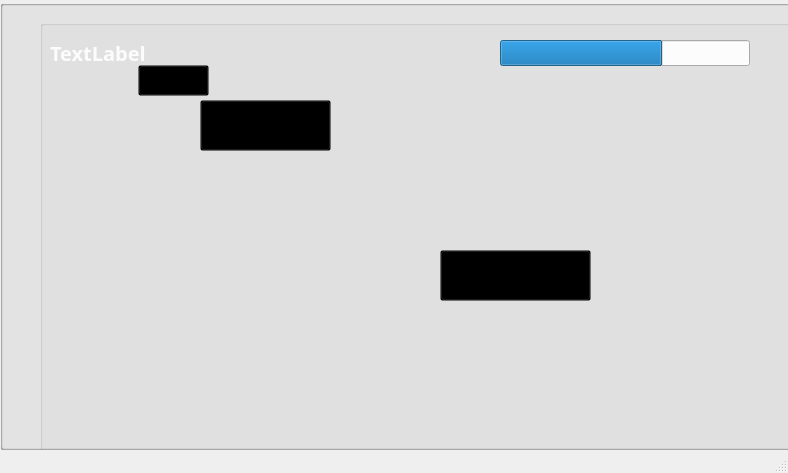
Before: the Qt Designer form FeedingFrenzy/screencontroller.ui in MATF-RS19/RS008-feeding-frenzy, drawn with Qt 5.
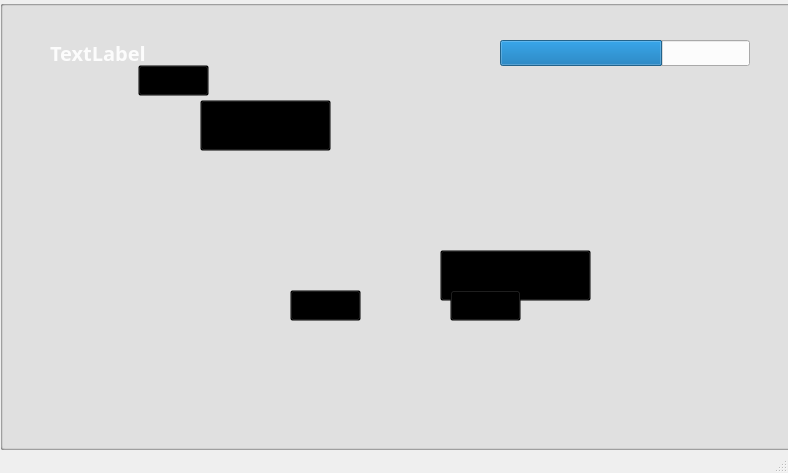
After: the same form once the commit is applied. Icons and pictures are not drawn.

Commit message: Implemented game over screen.

The edit to the form file:
```diff
--- a/FeedingFrenzy/screencontroller.ui
+++ b/FeedingFrenzy/screencontroller.ui
@@ -112,7 +112,7 @@
      <property name="font">
       <font>
        <family>MV Boli</family>
-       <pointsize>13</pointsize>
+       <pointsize>12</pointsize>
        <weight>75</weight>
        <italic>false</italic>
        <bold>true</bold>
@@ -193,7 +193,7 @@
       <string notr="true">background-color:transparent;</string>
      </property>
      <property name="text">
-      <string>Esc</string>
+      <string>Exit</string>
      </property>
     </widget>
    </widget>
@@ -312,25 +312,148 @@
       <bool>false</bool>
      </property>
     </widget>
-    <widget class="QGroupBox" name="gameOverGroup">
+   </widget>
+   <widget class="QGroupBox" name="gameOverGroup">
+    <property name="geometry">
+     <rect>
+      <x>0</x>
+      <y>0</y>
+      <width>800</width>
+      <height>450</height>
+     </rect>
+    </property>
+    <property name="title">
+     <string/>
+    </property>
+    <widget class="QLabel" name="result">
      <property name="geometry">
       <rect>
-       <x>40</x>
-       <y>20</y>
-       <width>800</width>
-       <height>450</height>
+       <x>250</x>
+       <y>30</y>
+       <width>481</width>
+       <height>121</height>
       </rect>
      </property>
-     <property name="title">
+     <property name="font">
+      <font>
+       <family>MV Boli</family>
+       <pointsize>21</pointsize>
+       <weight>75</weight>
+       <bold>true</bold>
+      </font>
+     </property>
+     <property name="text">
       <string/>
      </property>
     </widget>
+    <widget class="QLabel" name="yourscore">
+     <property name="geometry">
+      <rect>
+       <x>310</x>
+       <y>150</y>
+       <width>251</width>
+       <height>81</height>
+      </rect>
+     </property>
+     <property name="font">
+      <font>
+       <family>MV Boli</family>
+       <pointsize>13</pointsize>
+      </font>
+     </property>
+     <property name="text">
+      <string/>
+     </property>
+    </widget>
+    <widget class="QLabel" name="resetBg">
+     <property name="geometry">
+      <rect>
+       <x>280</x>
+       <y>270</y>
+       <width>91</width>
+       <height>71</height>
+      </rect>
+     </property>
+     <property name="styleSheet">
+      <string notr="true">image: url(:/images/Sea_shell_blue.png);</string>
+     </property>
+     <property name="text">
+      <string/>
+     </property>
+    </widget>
+    <widget class="QLabel" name="quitBg">
+     <property name="geometry">
+      <rect>
+       <x>440</x>
+       <y>270</y>
+       <width>91</width>
+       <height>71</height>
+      </rect>
+     </property>
+     <property name="styleSheet">
+      <string notr="true">image: url(:/images/Sea_shell_blue.png);</string>
+     </property>
+     <property name="text">
+      <string/>
+     </property>
+    </widget>
+    <widget class="QPushButton" name="quit">
+     <property name="geometry">
+      <rect>
+       <x>450</x>
+       <y>290</y>
+       <width>71</width>
+       <height>31</height>
+      </rect>
+     </property>
+     <property name="font">
+      <font>
+       <family>MV Boli</family>
+       <pointsize>13</pointsize>
+       <weight>75</weight>
+       <italic>false</italic>
+       <bold>true</bold>
+      </font>
+     </property>
+     <property name="styleSheet">
+      <string notr="true">background-color:transparent;</string>
+     </property>
+     <property name="text">
+      <string>Quit</string>
+     </property>
+    </widget>
+    <widget class="QPushButton" name="reset">
+     <property name="geometry">
+      <rect>
+       <x>290</x>
+       <y>290</y>
+       <width>71</width>
+       <height>31</height>
+      </rect>
+     </property>
+     <property name="font">
+      <font>
+       <family>MV Boli</family>
+       <pointsize>13</pointsize>
+       <weight>75</weight>
+       <italic>false</italic>
+       <bold>true</bold>
+      </font>
+     </property>
+     <property name="styleSheet">
+      <string notr="true">background-color:transparent;</string>
+     </property>
+     <property name="text">
+      <string>Reset</string>
+     </property>
+    </widget>
    </widget>
    <zorder>background</zorder>
    <zorder>howToPlayGroup</zorder>
    <zorder>homeScreenGroup</zorder>
    <zorder>mainScreenGroup</zorder>
    <zorder>mainScreenUIGroup</zorder>
+   <zorder>gameOverGroup</zorder>
   </widget>
   <widget class="QMenuBar" name="menubar">
    <property name="geometry">
```
The commit also changes 4 other files.
